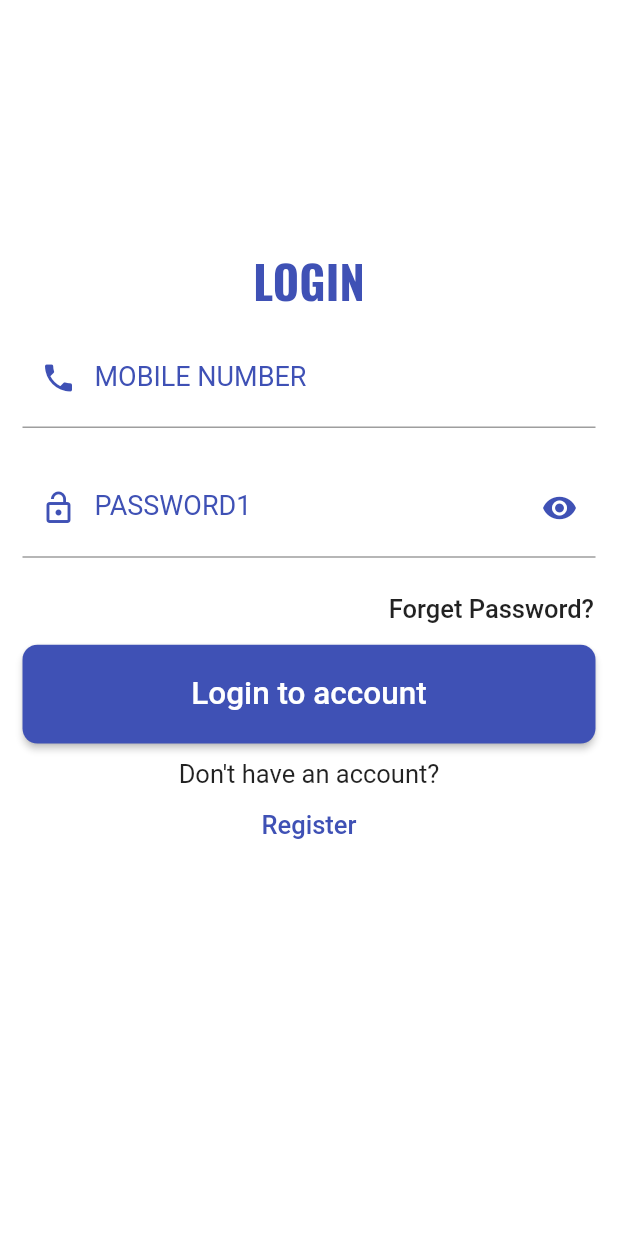
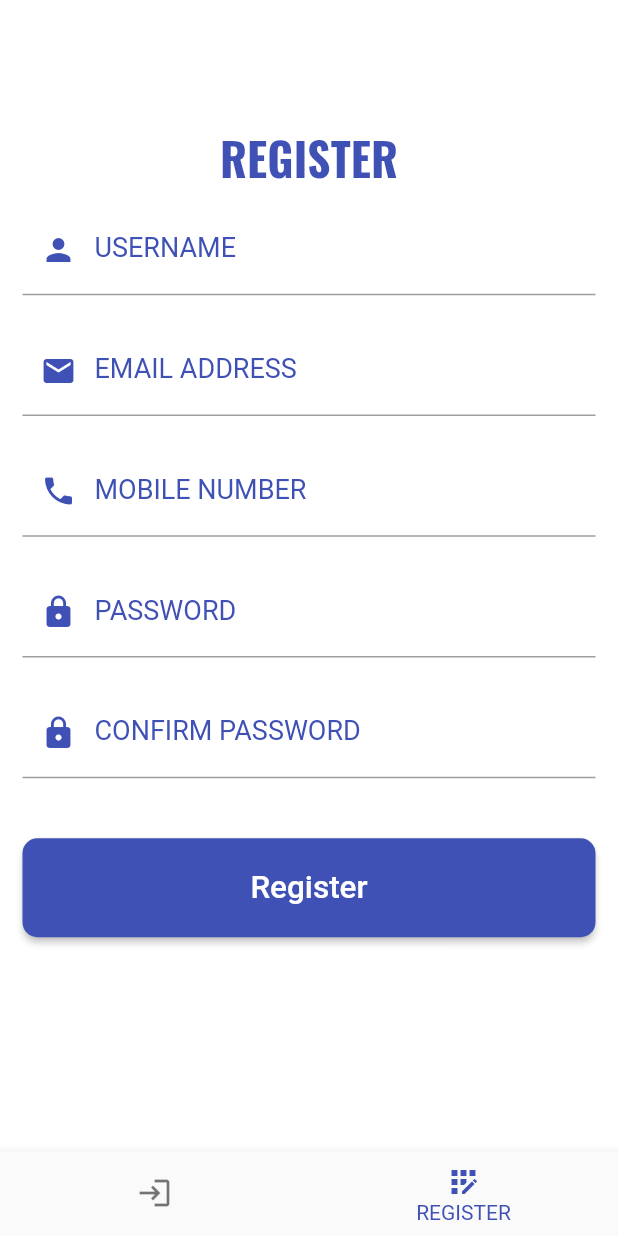
Before and after one commit to Balamurugan1211/project1, a Flutter app: the screen it shows after launch, after a tap on "Register", on a phone screen of 412 x 824 dp. Run offline on Flutter 3.47's test engine with Material 2 defaults, Android fonts, the phone set to English and light mode, and no system bars; our stand-ins replace curved_navigation_bar, email_validator, google_fonts, google_nav_bar.

```diff
--- /dev/null
+++ b/lib/home_screen.dart
@@ -0,0 +1,54 @@
+import 'package:curved_navigation_bar/curved_navigation_bar.dart';
+import 'package:flutter/material.dart';
+import 'package:google_nav_bar/google_nav_bar.dart';
+import 'package:project1/register.dart';
+
+import 'login.dart';
+
+class home_screen extends StatefulWidget {
+  var pageindex;
+  home_screen({Key? mykey, this.pageindex}) : super(key: mykey);
+
+  @override
+  State<home_screen> createState() => _home_screenState();
+}
+
+class _home_screenState extends State<home_screen> {
+  @override
+  int _selectedindex = 0;
+  final screens = [login(), register()];
+  Widget build(BuildContext context) {
+    double height = MediaQuery.of(context).size.height;
+    double width = MediaQuery.of(context).size.width;
+    setState(() {
+      if (widget.pageindex != null) {
+        _selectedindex = widget.pageindex;
+        widget.pageindex = null;
+      }
+    });
+    return SafeArea(
+      child: Scaffold(
+        bottomNavigationBar: BottomNavigationBar(
+          selectedItemColor: Colors.indigo,
+          items: [
+            BottomNavigationBarItem(icon: Icon(Icons.login), label: "LOGIN"),
+            BottomNavigationBarItem(
+                icon: Icon(Icons.app_registration), label: "REGISTER"),
+          ],
+          currentIndex: _selectedindex,
+          type: BottomNavigationBarType.fixed,
+          showUnselectedLabels: false,
+          onTap: (index) {
+            setState(() {
+              _selectedindex = index;
+            });
+          },
+        ),
+        body: IndexedStack(
+          index: _selectedindex,
+          children: screens,
+        ),
+      ),
+    );
+  }
+}
--- a/lib/login.dart
+++ b/lib/login.dart
@@ -2,6 +2,9 @@ import 'package:flutter/cupertino.dart';
 import 'package:flutter/material.dart';
 import 'package:flutter/services.dart';
 import 'package:google_fonts/google_fonts.dart';
+import 'package:project1/home_screen.dart';
+import 'package:project1/register.dart';
+import 'package:project1/status%20page.dart';
 
 class login extends StatefulWidget {
   const login({Key? key}) : super(key: key);
@@ -17,6 +20,16 @@ class _loginState extends State<login> {
     // TODO: implement initState
     super.initState();
     passwordVisible = true;
+  }
+
+  final mobileno = TextEditingController();
+  final password = TextEditingController();
+
+  @override
+  void dispose() {
+    mobileno.dispose();
+    password.dispose();
+    super.dispose();
   }
 
   Widget build(BuildContext context) {
@@ -47,6 +60,7 @@ class _loginState extends State<login> {
                       horizontal: 15.0, vertical: 10.0),
                   child: TextField(
                     style: TextStyle(fontSize: 21),
+                    controller: mobileno,
                     cursorHeight: 0,
                     cursorWidth: 0,
                     decoration: InputDecoration(
@@ -67,6 +81,7 @@ class _loginState extends State<login> {
                   padding: const EdgeInsets.symmetric(
                       horizontal: 15.0, vertical: 10.0),
                   child: TextField(
+                    controller: password,
                     obscureText: passwordVisible,
                     style: TextStyle(fontSize: 21),
                     cursorHeight: 0,
@@ -77,7 +92,7 @@ class _loginState extends State<login> {
                         focusedBorder: UnderlineInputBorder(
                             borderSide: BorderSide(color: Colors.indigo)),
                         prefixIcon: Icon(Icons.lock_open, color: Colors.indigo),
-                        labelText: "PASSWORD1",
+                        labelText: "PASSWORD",
                         labelStyle:
                             TextStyle(color: Colors.indigo, fontSize: 18),
                         suffixIcon: IconButton(
@@ -110,7 +125,16 @@ class _loginState extends State<login> {
                       color: Colors.indigo,
                       shape: RoundedRectangleBorder(
                           borderRadius: BorderRadius.all(Radius.circular(10))),
-                      onPressed: () {},
+                      onPressed: () {
+                        if (mobileno.text.isNotEmpty &&
+                            password.text.isNotEmpty &&
+                            mobileno.text.length == 10) {
+                          Navigator.push(
+                              context,
+                              MaterialPageRoute(
+                                  builder: (context) => status_page()));
+                        }
+                      },
                       child: Text(
                         "Login to account",
                         style: TextStyle(fontSize: 21, color: Colors.white),
@@ -127,7 +151,14 @@ class _loginState extends State<login> {
                   mainAxisAlignment: MainAxisAlignment.center,
                   children: [
                     MaterialButton(
-                        onPressed: () {},
+                        onPressed: () {
+                          Navigator.push(
+                              context,
+                              MaterialPageRoute(
+                                  builder: (context) => home_screen(
+                                        pageindex: 1,
+                                      )));
+                        },
                         child: Text(
                           "Register",
                           style: TextStyle(fontSize: 17, color: Colors.indigo),
--- a/lib/main.dart
+++ b/lib/main.dart
@@ -1,4 +1,5 @@
 import 'package:flutter/material.dart';
+import 'package:project1/home_screen.dart';
 
 import 'login.dart';
 
@@ -12,7 +13,7 @@ class MyApp extends StatelessWidget {
   @override
   Widget build(BuildContext context) {
     return MaterialApp(
-      home: login(),
+      home: home_screen(),
       debugShowCheckedModeBanner: false,
     );
   }
--- /dev/null
+++ b/lib/register.dart
@@ -0,0 +1,157 @@
+import 'package:email_validator/email_validator.dart';
+import 'package:flutter/material.dart';
+import 'package:google_fonts/google_fonts.dart';
+
+class register extends StatefulWidget {
+  const register({Key? key}) : super(key: key);
+
+  @override
+  State<register> createState() => _registerState();
+}
+
+class _registerState extends State<register> {
+  bool _isvalid = false;
+  @override
+  Widget build(BuildContext context) {
+    double height = MediaQuery.of(context).size.height;
+    double width = MediaQuery.of(context).size.width;
+    return Scaffold(
+        backgroundColor: Colors.white,
+        body: GestureDetector(
+          onTap: () => FocusScope.of(context).unfocus(),
+          child: SingleChildScrollView(
+            child: SafeArea(
+              child: Container(
+                child: Column(
+                  children: [
+                    SizedBox(
+                      height: height * 0.1,
+                    ),
+                    Text("REGISTER",
+                        style: GoogleFonts.oswald(
+                            textStyle: TextStyle(
+                                fontSize: 30,
+                                fontWeight: FontWeight.w700,
+                                letterSpacing: 0.1,
+                                color: Colors.indigo))),
+                    Padding(
+                      padding: const EdgeInsets.symmetric(
+                          horizontal: 15.0, vertical: 10.0),
+                      child: TextField(
+                        cursorWidth: 0,
+                        cursorHeight: 0,
+                        decoration: InputDecoration(
+                            focusedBorder: UnderlineInputBorder(
+                                borderSide: BorderSide(color: Colors.indigo)),
+                            prefixIcon: Icon(
+                              Icons.person,
+                              color: Colors.indigo,
+                            ),
+                            labelText: "USERNAME",
+                            labelStyle: TextStyle(
+                                color: Colors.indigo, fontSize: 18.0)),
+                      ),
+                    ),
+                    Padding(
+                      padding: const EdgeInsets.symmetric(
+                          horizontal: 15.0, vertical: 10.0),
+                      child: TextField(
+                        cursorWidth: 0,
+                        cursorHeight: 0,
+                        decoration: InputDecoration(
+                            focusedBorder: UnderlineInputBorder(
+                                borderSide: BorderSide(color: Colors.indigo)),
+                            prefixIcon: Icon(
+                              Icons.email,
+                              color: Colors.indigo,
+                            ),
+                            labelText: "EMAIL ADDRESS",
+                            labelStyle: TextStyle(
+                                color: Colors.indigo, fontSize: 18.0)),
+                      ),
+                    ),
+                    Padding(
+                      padding: const EdgeInsets.symmetric(
+                          horizontal: 15.0, vertical: 10.0),
+                      child: TextField(
+                        cursorWidth: 0,
+                        cursorHeight: 0,
+                        decoration: InputDecoration(
+                            focusedBorder: UnderlineInputBorder(
+                                borderSide: BorderSide(color: Colors.indigo)),
+                            prefixIcon: Icon(
+                              Icons.phone,
+                              color: Colors.indigo,
+                            ),
+                            labelText: "MOBILE NUMBER",
+                            labelStyle: TextStyle(
+                                color: Colors.indigo, fontSize: 18.0)),
+                      ),
+                    ),
+                    Padding(
+                      padding: const EdgeInsets.symmetric(
+                          horizontal: 15.0, vertical: 10.0),
+                      child: TextField(
+                        cursorWidth: 0,
+                        cursorHeight: 0,
+                        decoration: InputDecoration(
+                            focusedBorder: UnderlineInputBorder(
+                                borderSide: BorderSide(color: Colors.indigo)),
+                            prefixIcon: Icon(
+                              Icons.lock,
+                              color: Colors.indigo,
+                            ),
+                            labelText: "PASSWORD",
+                            labelStyle: TextStyle(
+                                color: Colors.indigo, fontSize: 18.0)),
+                      ),
+                    ),
+                    Padding(
+                      padding: const EdgeInsets.symmetric(
+                          horizontal: 15.0, vertical: 10.0),
+                      child: TextField(
+                        cursorWidth: 0,
+                        cursorHeight: 0,
+                        decoration: InputDecoration(
+                            focusedBorder: UnderlineInputBorder(
+                                borderSide: BorderSide(color: Colors.indigo)),
+                            prefixIcon: Icon(
+                              Icons.lock,
+                              color: Colors.indigo,
+                            ),
+                            labelText: "CONFIRM PASSWORD",
+                            labelStyle: TextStyle(
+                                color: Colors.indigo, fontSize: 18.0)),
+                      ),
+                    ),
+                    Padding(
+                      padding: EdgeInsets.symmetric(
+                          horizontal: 15.0, vertical: 30.0),
+                      child: Center(
+                          child: SizedBox(
+                        height: height * 0.08,
+                        width: width - 30,
+                        child: MaterialButton(
+                            color: Colors.indigo,
+                            shape: RoundedRectangleBorder(
+                                borderRadius:
+                                    BorderRadius.all(Radius.circular(10))),
+                            onPressed: () {},
+                            child: Text(
+                              "Register",
+                              style:
+                                  TextStyle(fontSize: 21, color: Colors.white),
+                            )),
+                      )),
+                    ),
+                    SizedBox(
+                      height: height * 0.1,
+                    )
+                  ],
+                ),
+              ),
+            ),
+          ),
+        ));
+  }
+}
--- /dev/null
+++ b/lib/status page.dart
@@ -0,0 +1,42 @@
+import 'package:flutter/material.dart';
+
+class status_page extends StatefulWidget {
+  const status_page({Key? key}) : super(key: key);
+
+  @override
+  State<status_page> createState() => _status_pageState();
+}
+
+class _status_pageState extends State<status_page> {
+  @override
+  Widget build(BuildContext context) {
+    String pos = "ON";
+    var status = 'assets/off.jpg';
+    if (pos == "ON") {
+      setState(() {
+        status = 'assets/on.jpg';
+      });
+    } else {
+      setState(() {
+        status = 'assets/off.jpg';
+      });
+    }
+
+    return Scaffold(
+      backgroundColor: Colors.white,
+      appBar: AppBar(
+        title: Text("STATUS"),
+        titleTextStyle: TextStyle(fontSize: 30, fontStyle: FontStyle.normal),
+        centerTitle: true,
+        backgroundColor: Colors.indigo,
+        elevation: 10,
+      ),
+      body: Center(
+        child: Padding(
+          padding: const EdgeInsets.all(30.0),
+          child: Image(image: AssetImage(status)),
+        ),
+      ),
+    );
+  }
+}
```
Also changed, not shown: pubspec.yaml (+5 -2 lines), assets/off.jpg (added), assets/on.jpg (added), pubspec.lock, 1 other file.
